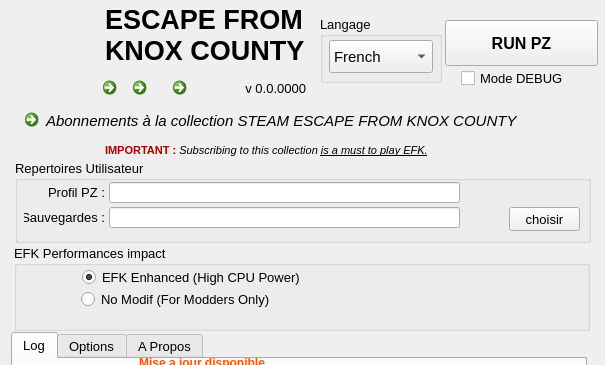
First picture: the form in principale.ui, repository ChristopheTdn/EFK-Launcher, before the edit; both pictures show x 0 to 605 and y 0 to 365 of the 605 by 600 pixel window.
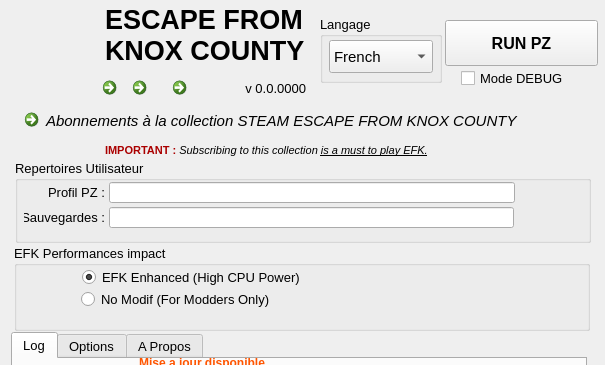
Second picture: the form after the edit. Icons and pictures are not drawn.

Patch:
```diff
--- a/principale.ui
+++ b/principale.ui
@@ -538,7 +538,7 @@
       <rect>
        <x>94</x>
        <y>22</y>
-       <width>351</width>
+       <width>406</width>
        <height>21</height>
       </rect>
      </property>
@@ -552,31 +552,12 @@
       <bool>true</bool>
      </property>
     </widget>
-    <widget class="QLabel" name="label_IconStatus_RepertoireSaveGame">
-     <property name="geometry">
-      <rect>
-       <x>454</x>
-       <y>42</y>
-       <width>31</width>
-       <height>31</height>
-      </rect>
-     </property>
-     <property name="text">
-      <string notr="true"/>
-     </property>
-     <property name="pixmap">
-      <pixmap resource="ressources.qrc">:/gfx/gfx/supprimer.png</pixmap>
-     </property>
-     <property name="scaledContents">
-      <bool>true</bool>
-     </property>
-    </widget>
     <widget class="QLineEdit" name="lineEdit_RepertoireSaveGame">
      <property name="geometry">
       <rect>
        <x>94</x>
        <y>47</y>
-       <width>351</width>
+       <width>405</width>
        <height>21</height>
       </rect>
      </property>
@@ -596,7 +577,7 @@
     <widget class="QLabel" name="label_IconStatus_ProfilPZ">
      <property name="geometry">
       <rect>
-       <x>454</x>
+       <x>513</x>
        <y>17</y>
        <width>31</width>
        <height>31</height>
@@ -644,19 +625,6 @@
       <set>Qt::AlignRight|Qt::AlignTrailing|Qt::AlignVCenter</set>
      </property>
     </widget>
-    <widget class="QPushButton" name="pushButton_SetRepertoireSaveGame">
-     <property name="geometry">
-      <rect>
-       <x>494</x>
-       <y>47</y>
-       <width>71</width>
-       <height>24</height>
-      </rect>
-     </property>
-     <property name="text">
-      <string>choisir</string>
-     </property>
-    </widget>
    </widget>
    <widget class="QLabel" name="label_Titre">
     <property name="geometry">
```
